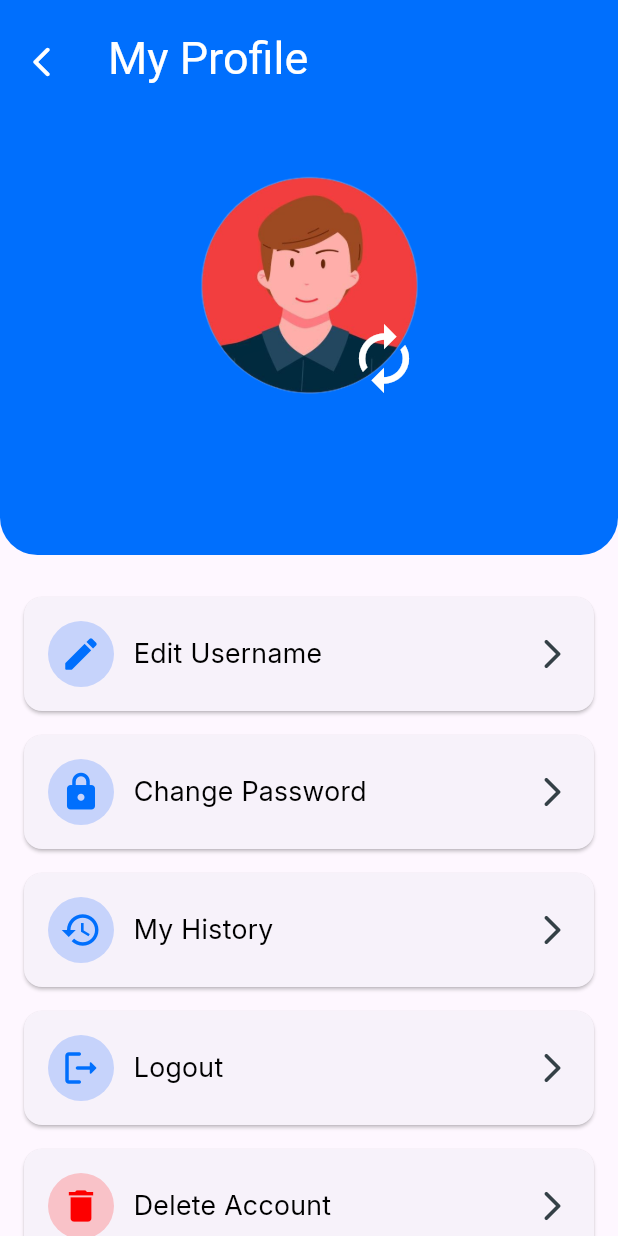
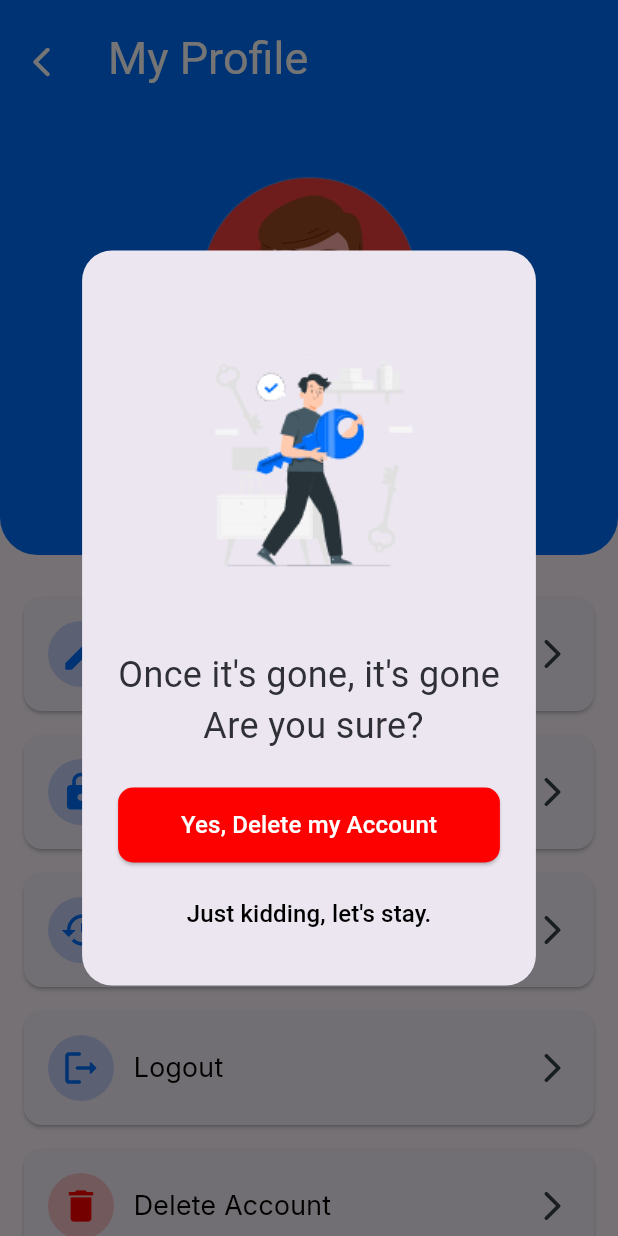
Before and after one commit to jonnytast122/majorWhisper, a Flutter app: the MyProfile screen opened directly, after a tap on "Delete Account", on a phone screen of 412 x 824 dp. Run offline on Flutter 3.47's test engine with Material 3 defaults, Android fonts, the light colour scheme and no system bars; our stand-ins replace cloud_firestore, firebase_auth, firebase_core, fluttertoast, google_sign_in, shared_preferences; accounts and stored records are empty; Roboto replaces fonts that are missing (Inter-black, Inter-semibold).

Commit message:
Add Delete Account function in MyProfile Screen

```diff
--- a/lib/screens/MyProfile.dart
+++ b/lib/screens/MyProfile.dart
@@ -546,8 +546,108 @@
     // Implement the logic to view the user's history
   }
 
-  void _deleteAccount() {
-    // Implement the logic to delete the user's account
+  void _deleteAccount(BuildContext context) {
+    showDialog(
+      context: context,
+      builder: (BuildContext context) {
+        return AlertDialog(
+          shape: RoundedRectangleBorder(
+            borderRadius: BorderRadius.circular(20.0),
+          ),
+          content: Column(
+            mainAxisSize: MainAxisSize.min,
+            children: [
+              Center(
+                child: Image.asset(
+                  'assets/images/logout_illustration.png', // Replace with your image path
+                  height: 250,
+                ),
+              ),
+              const Text(
+                'Once it\'s gone, it\'s gone\n Are you sure?',
+                style: TextStyle(
+                  fontSize: 24,
+                  fontFamily: 'Inter-black',
+                  color: Color(0xFF2f3036),
+                ),
+                textAlign: TextAlign.center,
+              ),
+            ],
+          ),
+          actions: <Widget>[
+            Column(
+              crossAxisAlignment:
+                  CrossAxisAlignment.stretch, // Makes buttons full width
+              children: [
+                ElevatedButton(
+                  style: ElevatedButton.styleFrom(
+                    backgroundColor: const Color.fromARGB(255, 253, 0, 0),
+                    shape: RoundedRectangleBorder(
+                      borderRadius: BorderRadius.circular(10),
+                    ),
+                    minimumSize:
+                        const Size(double.infinity, 50), // Full width button
+                  ),
+                  onPressed: () async {
+                    // Retrieve the current user
+                    User? user = FirebaseAuth.instance.currentUser;
+
+                    if (user != null) {
+                      try {
+                        // Delete the user's document from Firestore
+                        await FirebaseFirestore.instance
+                            .collection('users')
+                            .doc(user.uid)
+                            .delete();
+
+                        // Delete the user's authentication record
+                        await user.delete();
+
+                        // Navigate back to the login screen
+                        Navigator.of(context).pop(); // Close the dialog
+                        Navigator.of(context).pushReplacement(
+                          MaterialPageRoute(builder: (context) => Login()),
+                        );
+                      } catch (e) {
+                        // Handle errors (e.g., re-authentication needed)
+                        ScaffoldMessenger.of(context).showSnackBar(
+                          SnackBar(
+                            content:
+                                Text('Error deleting account: ${e.toString()}'),
+                          ),
+                        );
+                      }
+                    }
+                  },
+                  child: const Text(
+                    'Yes, Delete my Account',
+                    style: TextStyle(
+                      fontFamily: 'Inter-semibold',
+                      fontSize: 16,
+                      color: Colors.white,
+                    ),
+                  ),
+                ),
+                const SizedBox(height: 10), // Space between the buttons
+                TextButton(
+                  onPressed: () {
+                    Navigator.of(context).pop(false); // Close the dialog
+                  },
+                  child: const Text(
+                    'Just kidding, let\'s stay.',
+                    style: TextStyle(
+                      color: Color.fromARGB(255, 0, 0, 0),
+                      fontFamily: 'Inter-semibold',
+                      fontSize: 16,
+                    ),
+                  ),
+                ),
+              ],
+            ),
+          ],
+        );
+      },
+    );
   }
 
   void _logout() async {
@@ -821,7 +921,7 @@
           Card(
             margin: EdgeInsets.symmetric(horizontal: 16, vertical: 8),
             child: InkWell(
-              onTap: _deleteAccount,
+              onTap: () => _deleteAccount(context),
               child: Padding(
                 padding: const EdgeInsets.all(16.0),
                 child: Row(
```
